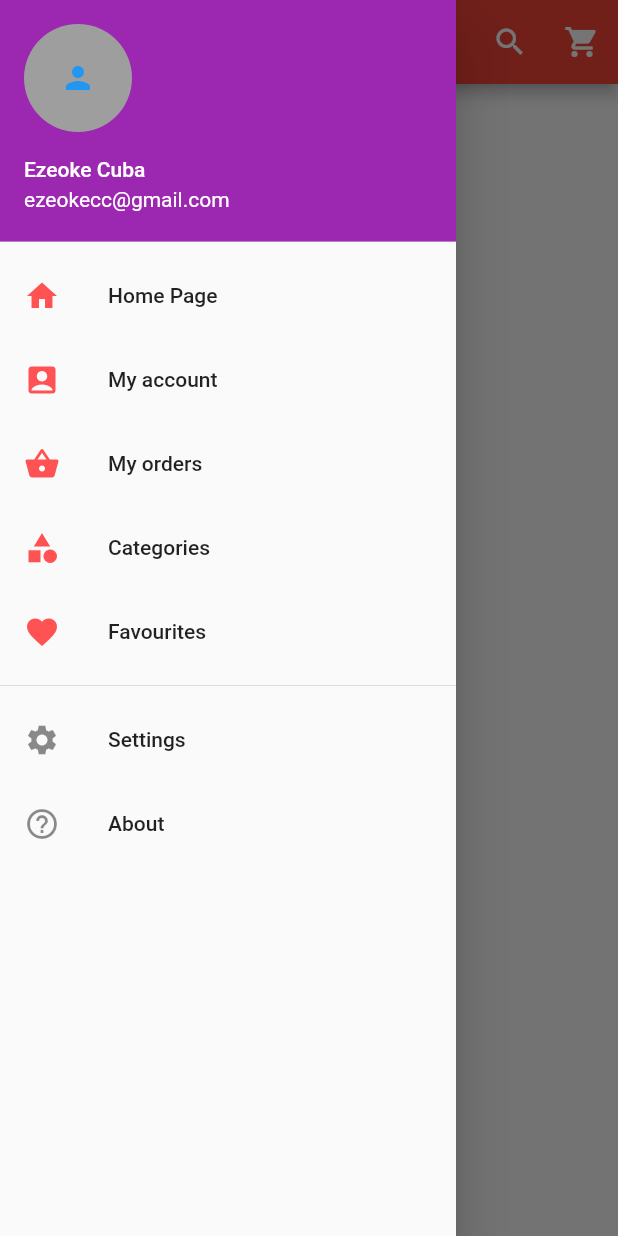
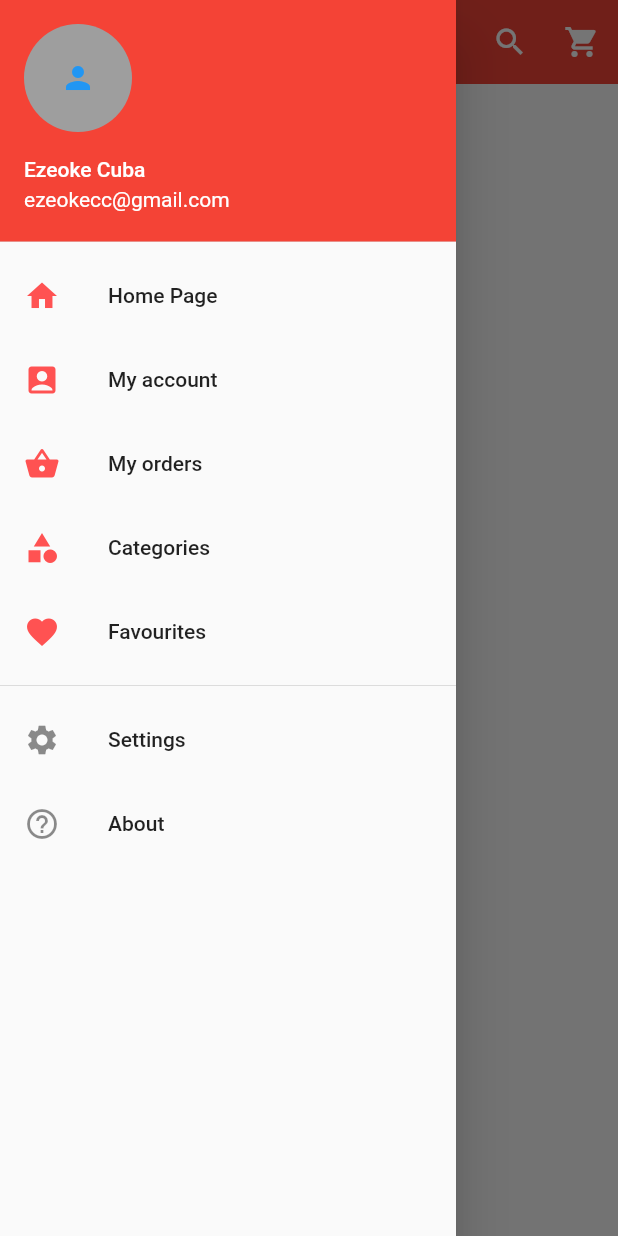
Before and after one commit to ezeoke/FlutterPractice, a Flutter app: the screen it shows after launch, with the side drawer open, on a phone screen of 412 x 824 dp. Run offline on Flutter 3.47's test engine with Material 2 defaults, Android fonts, the phone set to English and light mode, and no system bars; our stand-ins replace carousel_pro.

Commit message:
I added a carousel

```diff
--- a/lib/main.dart
+++ b/lib/main.dart
@@ -1,4 +1,5 @@
 import 'package:flutter/material.dart';
+import 'package:carousel_pro/carousel_pro.dart';
 
 void main() {
   runApp(MaterialApp(
@@ -17,6 +18,7 @@ class _HomepageState extends State<Homepage> {
   Widget build(BuildContext context) {
     return Scaffold(
         appBar: new AppBar(
+          elevation: 0.0,
           title: Text('Fashapp'),
           backgroundColor: Colors.red,
           actions: <Widget>[
@@ -48,7 +50,7 @@ class _HomepageState extends State<Homepage> {
                     child: new Icon(Icons.person, color: Colors.blue),
                   ),
                 ),
-                decoration: new BoxDecoration(color: Colors.purple),
+                decoration: new BoxDecoration(color: Colors.red),
               ),
               //body
               InkWell(
```
Also changed, not shown: pubspec.yaml (+2 -6 lines), pubspec.lock.
